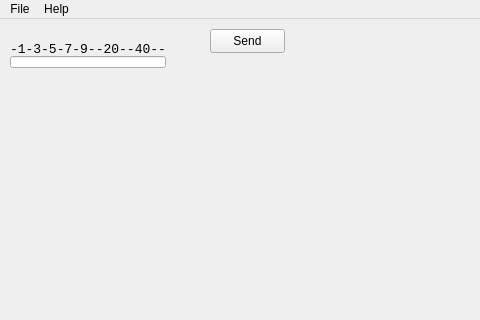
Before: the Qt Designer form mainwindow.ui in eloranta/HamVibe, drawn with Qt 5; both pictures show x 0 to 480 and y 0 to 320 of the 800 by 600 pixel window.
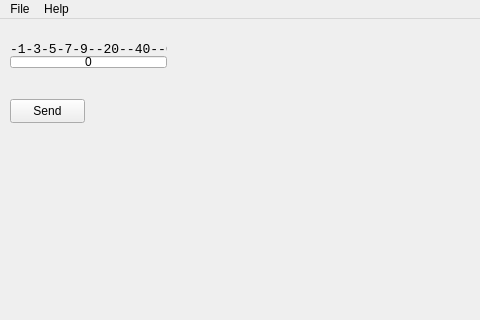
After: the same form once the commit is applied.

Commit message: fix s-meter units

What changed in the file:
```diff
--- a/mainwindow.ui
+++ b/mainwindow.ui
@@ -17,8 +17,8 @@
    <widget class="QPushButton" name="sendButton">
     <property name="geometry">
      <rect>
-      <x>210</x>
-      <y>10</y>
+      <x>10</x>
+      <y>80</y>
       <width>75</width>
       <height>24</height>
      </rect>
@@ -35,7 +35,7 @@
      <rect>
       <x>10</x>
       <y>20</y>
-      <width>156</width>
+      <width>157</width>
       <height>20</height>
      </rect>
     </property>
@@ -73,7 +73,7 @@
      <rect>
       <x>10</x>
       <y>37</y>
-      <width>156</width>
+      <width>157</width>
       <height>12</height>
      </rect>
     </property>
@@ -111,8 +111,11 @@
     <property name="value">
      <number>0</number>
     </property>
+    <property name="alignment">
+     <set>Qt::AlignmentFlag::AlignCenter</set>
+    </property>
     <property name="textVisible">
-     <bool>false</bool>
+     <bool>true</bool>
     </property>
     <property name="format">
      <string>%v</string>
```
The commit also changes 1 other file.
